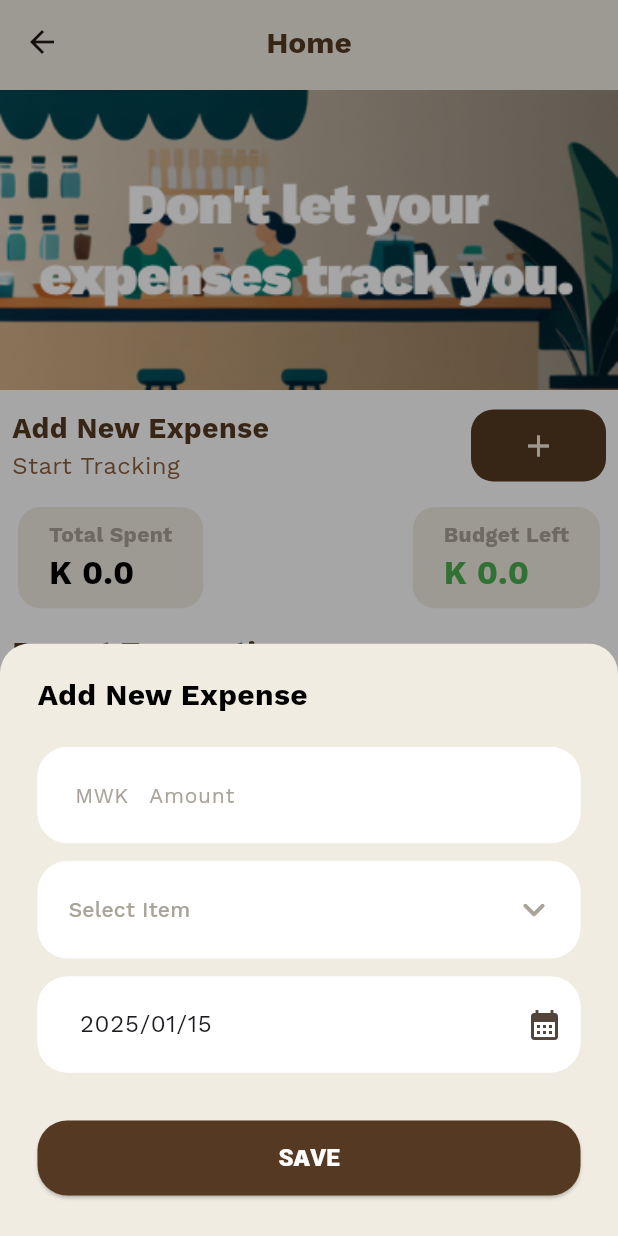
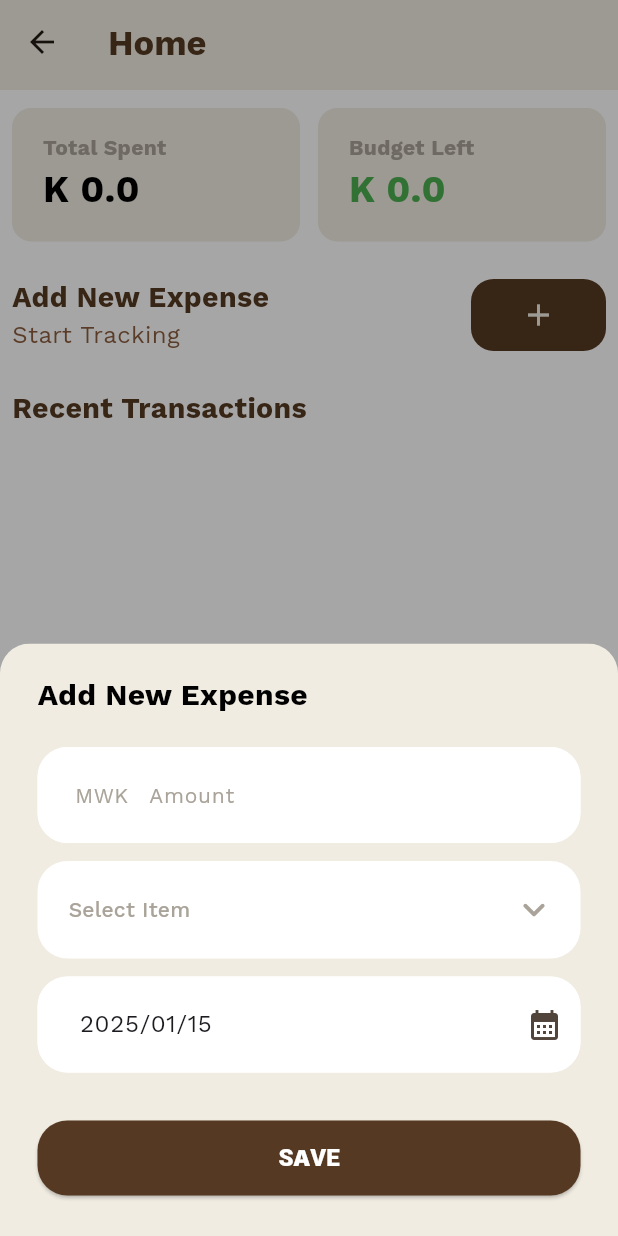
Before and after one commit to Benjee369/endol, a Flutter app: the HomeNavigation screen opened directly, after a tap on the "add" icon, on a phone screen of 412 x 824 dp. Run offline on Flutter 3.47's test engine with Material 3 defaults, Android fonts, the phone set to English and light mode, and no system bars; drawn by our look-alikes of dot_navigation_bar, dropdown_button2, extended_image; our stand-ins replace cloud_firestore, firebase_auth, firebase_core, firebase_storage, fl_chart, font_awesome_flutter and 3 more; accounts and stored records are empty; network calls fail.

Commit message:
updated the budget screen and home screen ui, add the alert dialog on transaction press, updated the expense icons, added the popup menu on the transaction alert dialog

```diff
--- a/lib/app_navigation/home_navigation.dart
+++ b/lib/app_navigation/home_navigation.dart
@@ -24,9 +24,7 @@ class _HomeNavigationState extends State<HomeNavigation> {
   Widget build(BuildContext context) {
     final currentIndexProvider = Provider.of<CurrentIndexProvider>(context);
     final List<Widget> pages = [
-      currentIndexProvider.currentIndex == 0
-          ? const HomeScreen()
-          : const SizedBox.shrink(),
+      const HomeScreen(),
       currentIndexProvider.currentIndex == 1
           ? const ChartScreen()
           : const SizedBox.shrink(),
--- a/lib/common/custom_app_bar.dart
+++ b/lib/common/custom_app_bar.dart
@@ -14,12 +14,12 @@ class CustomAppBar extends StatelessWidget implements PreferredSizeWidget {
   Widget build(BuildContext context) {
     return AppBar(
       backgroundColor: AppColors.cream,
-      centerTitle: true,
+      // centerTitle: true,
       title: TextWidget(
         text: title,
         color: AppColors.thatBrown,
         fontWeight: FontWeight.bold,
-        size: 20,
+        size: 23,
       ),
     );
   }
--- a/lib/common/dialogs.dart
+++ b/lib/common/dialogs.dart
@@ -149,6 +149,7 @@ class Dialogs {
         ? const Center(
             child: CircularProgressIndicator(
               color: AppColors.thatBrown,
+              strokeCap: StrokeCap.round,
             ),
           )
         : const Center(
--- a/lib/endol/endol_home/screens/home_screen.dart
+++ b/lib/endol/endol_home/screens/home_screen.dart
@@ -1,12 +1,11 @@
 import 'dart:developer';
 import 'package:endol/common/custom_app_bar.dart';
-import 'package:endol/common/shimmer_loader.dart';
+import 'package:endol/common/dialogs.dart';
 import 'package:endol/common/text_widget.dart';
 import 'package:endol/constants/app_sizes.dart';
-import 'package:endol/endol/endol_home/function/expense_icon.dart';
-import 'package:extended_image/extended_image.dart';
 import 'package:firebase_auth/firebase_auth.dart';
 import 'package:flutter/material.dart';
+import 'package:intl/intl.dart';
 import 'package:modal_bottom_sheet/modal_bottom_sheet.dart';
 import 'package:provider/provider.dart';
 import '../../../../constants/app_colors.dart';
@@ -15,6 +14,7 @@ import '../../../../constants/strings.dart';
 import '../../../providers/budget_provider.dart';
 import '../widgets/add_expense_modal.dart';
 import '../widgets/home_amount_widget.dart';
+import '../widgets/recent_transaction_widget.dart';
 
 class HomeScreen extends StatefulWidget {
   const HomeScreen({super.key});
@@ -106,6 +106,7 @@ class _HomeScreenState extends State<HomeScreen> {
     try {
       QuerySnapshot querySnapshot = await data
           .where('uid', isEqualTo: FirebaseAuth.instance.currentUser?.uid)
+          .orderBy('currentDate', descending: true)
           .get();
 
       for (var doc in querySnapshot.docs) {
@@ -134,16 +135,37 @@ class _HomeScreenState extends State<HomeScreen> {
         body: SingleChildScrollView(
           child: Column(
             children: [
-              SizedBox(
-                width: double.infinity,
-                height: 200,
-                child: ExtendedImage.asset(
-                  'assets/images/home_background_image.png',
-                  scale: 2,
-                  fit: BoxFit.fitWidth,
+              // SizedBox(
+              //   width: double.infinity,
+              //   height: 200,
+              //   child: ExtendedImage.asset(
+              //     'assets/images/home_background_image.png',
+              //     scale: 2,
+              //     fit: BoxFit.fitWidth,
+              //   ),
+              // ),
+              gapH12,
+              Padding(
+                padding: const EdgeInsets.fromLTRB(8, 0, 8, 0),
+                child: Row(
+                  mainAxisAlignment: MainAxisAlignment.spaceBetween,
+                  children: [
+                    HomeAmountWidget(
+                      title: Strings.totalSpent,
+                      amount: '$totalSpent',
+                      isLoading: isLoading,
+                    ),
+                    gapW12,
+                    HomeAmountWidget(
+                      title: Strings.budgetLeft,
+                      amount: '$budgetLeft',
+                      isLoading: isLoading,
+                      textColor: budgetLeft < 0 ? Colors.red : Colors.green,
+                    ),
+                  ],
                 ),
               ),
-              gapH12,
+              gapH24,
               Padding(
                 padding: const EdgeInsets.fromLTRB(8, 0, 8, 0),
                 child: Row(
@@ -187,27 +209,8 @@ class _HomeScreenState extends State<HomeScreen> {
                   ],
                 ),
               ),
-              gapH12,
-              Padding(
-                padding: const EdgeInsets.fromLTRB(8, 0, 8, 0),
-                child: Row(
-                  mainAxisAlignment: MainAxisAlignment.spaceBetween,
-                  children: [
-                    HomeAmountWidget(
-                      title: Strings.totalSpent,
-                      amount: '$totalSpent',
-                      isLoading: isLoading,
-                    ),
-                    HomeAmountWidget(
-                      title: Strings.budgetLeft,
-                      amount: '$budgetLeft',
-                      isLoading: isLoading,
-                      textColor: budgetLeft < 0 ? Colors.red : Colors.green,
-                    ),
-                  ],
-                ),
-              ),
-              gapH12,
+
+              gapH24,
               const Padding(
                 padding: EdgeInsets.fromLTRB(8, 0, 8, 0),
                 child: Align(
@@ -220,65 +223,49 @@ class _HomeScreenState extends State<HomeScreen> {
                   ),
                 ),
               ),
+              gapH12,
               Padding(
                 padding: const EdgeInsets.symmetric(horizontal: 8.0),
                 child: isLoading
-                    ? ListView.separated(
-                        itemCount: 5,
-                        separatorBuilder: (BuildContext context, int index) {
-                          return gapH8;
-                        },
-                        itemBuilder: (BuildContext context, int index) {
-                          return const ShimmerLoading(
-                            height: 52,
-                          );
-                        },
-                      )
-                    : ListView.separated(
+                    ? Dialogs.loadingInScreen()
+                    : RefreshIndicator(
+                        onRefresh: initialise,
+                        color: AppColors.thatBrown,
+                        backgroundColor: AppColors.pureWhite,
+                        child: ListView.separated(
                           shrinkWrap: true,
-                        itemCount: expenseData.length,
+                          itemCount:
+                              expenseData.length < 5 ? expenseData.length : 5,
                           itemBuilder: (context, index) {
                             final expenses = expenseData[index];
 
-                          return Container(
-                            padding: const EdgeInsets.symmetric(
-                              horizontal: 8,
-                              vertical: 8,
-                            ),
-                            decoration: BoxDecoration(
-                              color: AppColors.cream,
-                              borderRadius: BorderRadius.circular(8),
-                            ),
-                            child: Row(
-                              children: [
-                                Container(
-                                  padding: const EdgeInsets.all(6),
-                                  decoration: const ShapeDecoration(
-                                    color: AppColors.pureWhite,
-                                    shape: CircleBorder(),
-                                  ),
-                                  child: Icon(
-                                    expenseIcon(expenses['category']),
-                                    color: AppColors.thatBrown.withOpacity(0.9),
-                                  ),
-                                ),
-                                gapW12,
-                                TextWidget(
-                                  text: 'K${expenses['amount']}',
-                                  fontWeight: FontWeight.bold,
-                                ),
-                                const Spacer(),
-                                TextWidget(
-                                  text: expenses['category'],
-                                  color: AppColors.textFieldHint,
-                                ),
-                              ],
-                            ),
+                            DateTime dateTime =
+                                expenses['expenseDate'].toDate();
+
+                            DateTime now = DateTime.now();
+                            DateTime today =
+                                DateTime(now.year, now.month, now.day);
+
+                            DateTime orderDateMidnight = DateTime(
+                                dateTime.year, dateTime.month, dateTime.day);
+                            String formattedDate;
+
+                            if (orderDateMidnight == today) {
+                              formattedDate =
+                                  "Today at ${DateFormat('hh:mm a').format(dateTime)}";
+                            } else {
+                              formattedDate =
+                                  DateFormat('MMM dd, yyyy').format(dateTime);
+                            }
+                            return RecentTransactionWidget(
+                              expenses: expenses,
+                              formattedDate: formattedDate,
                             );
                           },
                           separatorBuilder: (BuildContext context, int index) {
-                          return gapH8;
+                            return gapH12;
                           },
+                        ),
                       ),
               )
             ],
--- a/lib/endol/endol_home/widgets/add_expense_modal.dart
+++ b/lib/endol/endol_home/widgets/add_expense_modal.dart
@@ -36,15 +36,39 @@ class _AddExpenseModalState extends State<AddExpenseModal> {
   final FirebaseAuth auth = FirebaseAuth.instance;
 
   // List of items in the category selector
-  final List<String> category = [
-    'Food',
-    'Rent',
-    'Transport',
-    'Misc',
-    'School Fees',
-    'Subscriptions',
-    'Luxury',
-    'Eating Out'
+  final List<Map> categories = [
+    {
+      'name': 'Food',
+      'icon': Icons.fastfood_rounded,
+    },
+    {
+      'name': 'Rent',
+      'icon': Icons.home_rounded,
+    },
+    {
+      'name': 'Transport',
+      'icon': Icons.directions_bus_rounded,
+    },
+    {
+      'name': 'Misc',
+      'icon': Icons.miscellaneous_services_rounded,
+    },
+    {
+      'name': 'School Fees',
+      'icon': Icons.school_rounded,
+    },
+    {
+      'name': 'Subscriptions',
+      'icon': Icons.subscriptions_rounded,
+    },
+    {
+      'name': 'Luxury',
+      'icon': Icons.shopping_bag_rounded,
+    },
+    {
+      'name': 'Eating Out',
+      'icon': Icons.restaurant_rounded,
+    },
   ];
 
   //Function that adds details to database
@@ -164,15 +188,25 @@ class _AddExpenseModalState extends State<AddExpenseModal> {
                       size: 14,
                       color: AppColors.textFieldHint,
                     ),
-                    items: category
+                    items: categories
                         .map(
-                          (String item) => DropdownMenuItem<String>(
-                            value: item,
-                            child: Text(
-                              item,
-                              style: const TextStyle(
-                                fontSize: 14,
-                              ),
+                          (item) => DropdownMenuItem<String>(
+                            value: item['name'],
+                            child: Row(
+                              children: [
+                                Icon(
+                                  item['icon'],
+                                  color: AppColors.thatBrown,
+                                  size: 20,
+                                ),
+                                gapW8,
+                                Text(
+                                  item['name'],
+                                  style: const TextStyle(
+                                    fontSize: 14,
+                                  ),
+                                ),
+                              ],
                             ),
                           ),
                         )
--- a/lib/endol/endol_home/widgets/home_amount_widget.dart
+++ b/lib/endol/endol_home/widgets/home_amount_widget.dart
@@ -28,17 +28,16 @@ class HomeAmountWidget extends StatelessWidget {
             width: size.width * 0.45,
             borderRadius: 15,
           )
-        : Card(
-            shape: RoundedRectangleBorder(
-              borderRadius: BorderRadius.circular(15.0),
+        : Expanded(
+            child: Container(
+              decoration: BoxDecoration(
+                borderRadius: BorderRadius.circular(13),
+                color: AppColors.cream,
               ),
-            color: AppColors.cream,
-            elevation: 0,
-            surfaceTintColor: AppColors.cream,
               child: Padding(
                 padding: EdgeInsets.symmetric(
                   horizontal: size.width * 0.05,
-                vertical: size.height * 0.01,
+                  vertical: size.height * 0.02,
                 ),
                 child: Column(
                   crossAxisAlignment: CrossAxisAlignment.start,
@@ -52,12 +51,13 @@ class HomeAmountWidget extends StatelessWidget {
                     TextWidget(
                       text: 'K $amount',
                       fontWeight: FontWeight.bold,
-                    size: 22,
+                      size: 25,
                       color: textColor,
                     )
                   ],
                 ),
               ),
+            ),
           );
   }
 }
```
Also changed, not shown: lib/endol/endol_chart/screens/chart_screen.dart (+2 -11 lines), lib/endol/endol_home/function/expense_icon.dart (+22 -7 lines), lib/endol/endol_home/widgets/custom_popup_menu.dart (added, +57 -0 lines), lib/endol/endol_home/widgets/recent_transaction_widget.dart (added, +122 -0 lines), lib/endol/endol_profile/screens/budget_management_screen.dart (+7 -2 lines). Lines whose indentation alone changed are shown as unchanged.
